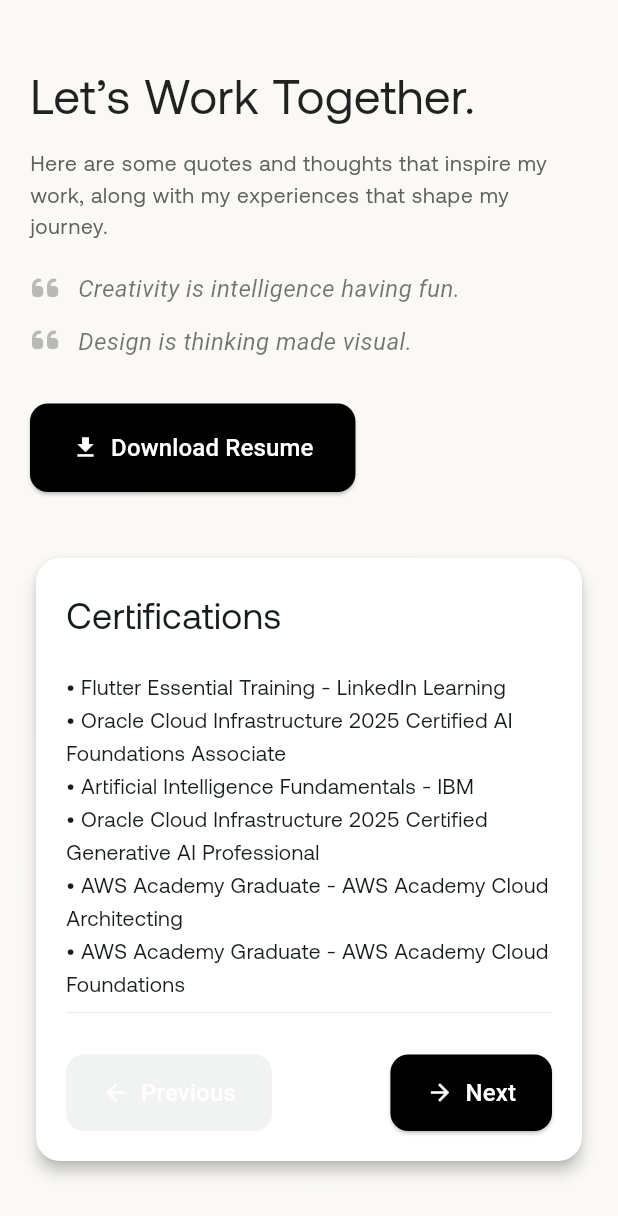
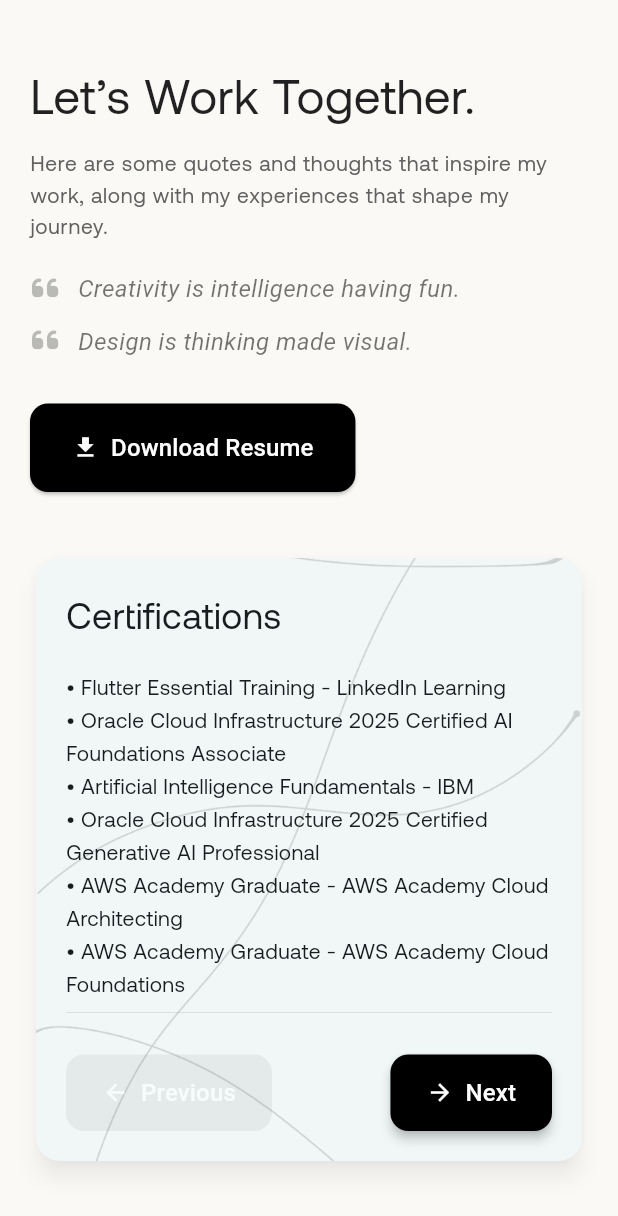
Before and after one commit to Jotham0505/portfolio, a Flutter app: the ResumeSection widget shown alone on an empty page, opened directly, on a phone screen of 412 x 824 dp. Shown: the top 1216 px of the screen. Run offline on Flutter 3.47's test engine with Material 3 defaults, Android fonts, the phone set to English and light mode, and no system bars; our stand-ins replace flutter_animate, font_awesome_flutter, google_fonts.

Commit message:
bg updates

```diff
--- a/lib/widgets/resume_section.dart
+++ b/lib/widgets/resume_section.dart
@@ -150,12 +150,20 @@ class _ResumeSectionState extends State<ResumeSection> {
 
   Widget _buildRightColumn(List<Widget> slides) {
     return Card(
-      color: Colors.white,
-      elevation: 4, // controls shadow depth
+      elevation: 6, // shadow depth
       shape: RoundedRectangleBorder(
         borderRadius: BorderRadius.circular(16),
       ),
-      shadowColor: Colors.black,
+      shadowColor: Colors.black.withOpacity(0.3),
+      child: Container(
+        decoration: BoxDecoration(
+          borderRadius: BorderRadius.circular(16),
+          image: const DecorationImage(
+            image: AssetImage("assets/images/cardbg.png"),
+            fit: BoxFit.cover,
+            opacity: 0.15,
+          ),
+        ),
         child: Padding(
           padding: const EdgeInsets.all(20.0),
           child: Column(
@@ -184,6 +192,7 @@ class _ResumeSectionState extends State<ResumeSection> {
                         shape: RoundedRectangleBorder(
                           borderRadius: BorderRadius.circular(12),
                         ),
+                        elevation: 3, // button shadow
                       ),
                       onPressed: _currentPage == 0
                           ? null
@@ -211,6 +220,7 @@ class _ResumeSectionState extends State<ResumeSection> {
                         shape: RoundedRectangleBorder(
                           borderRadius: BorderRadius.circular(12),
                         ),
+                        elevation: 3,
                       ),
                       onPressed: _currentPage == slides.length - 1
                           ? null
@@ -224,12 +234,14 @@ class _ResumeSectionState extends State<ResumeSection> {
                         "Next",
                         style: TextStyle(color: Colors.white, fontSize: 16),
                       ),
-                    icon: const Icon(Icons.arrow_forward, color: Colors.white),
+                      icon:
+                          const Icon(Icons.arrow_forward, color: Colors.white),
                     ),
                   ),
                 ],
               ),
             ],
+          ),
         ),
       ),
     );
```
Also changed, not shown: lib/widgets/tech_grid.dart (+9 -1 lines), assets/images/bg.png, assets/images/cardbg.png (added). Lines whose indentation alone changed are shown as unchanged.
